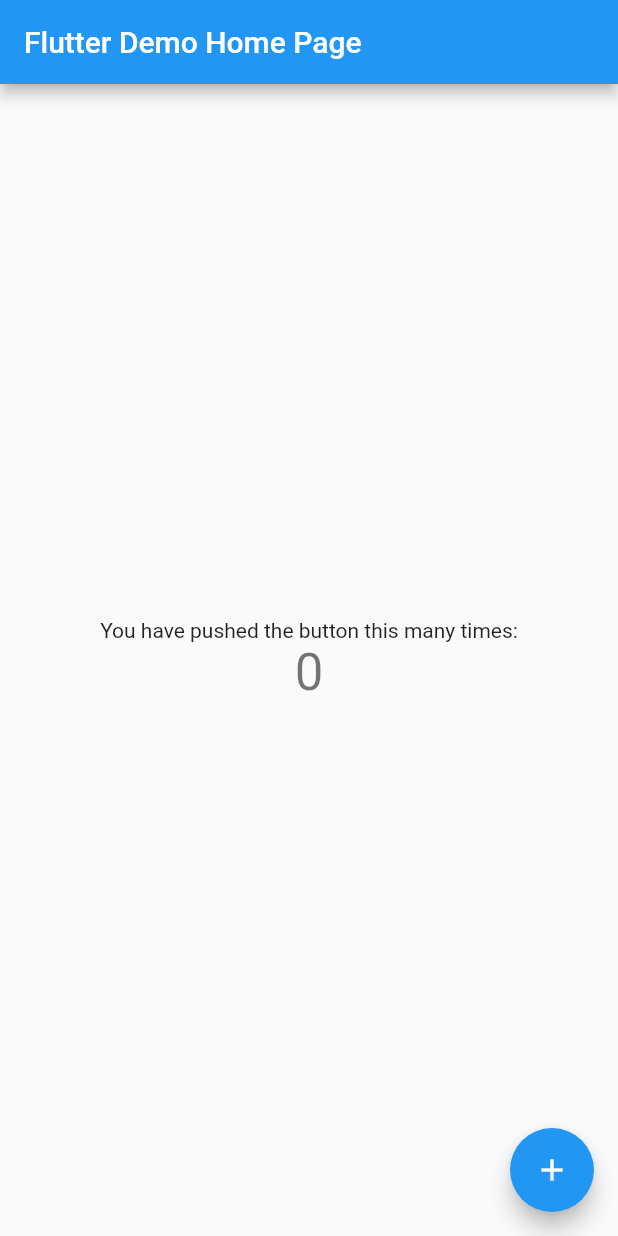
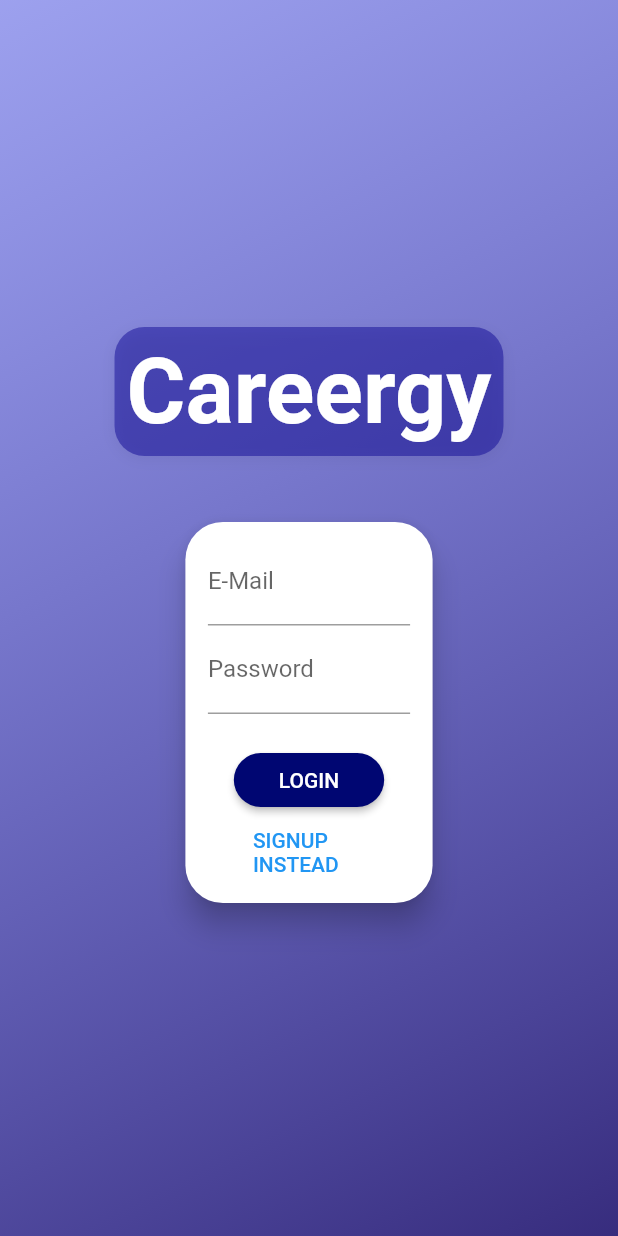
Before and after one commit to Careergy/Careergy-Company, a Flutter app: the screen it shows after launch, on a phone screen of 412 x 824 dp. Run offline on Flutter 3.47's test engine with Material 2 defaults, Android fonts, the phone set to English and light mode, and no system bars; our stand-ins replace cloud_firestore, firebase_auth, firebase_core; accounts and stored records are empty; statements that could not run were skipped.

```diff
--- a/lib/main.dart
+++ b/lib/main.dart
@@ -1,6 +1,18 @@
+import '../models/user.dart';
+import '../providers/auth_provider.dart';
+import '../screens/home_screen.dart';
+import 'package:firebase_auth/firebase_auth.dart';
 import 'package:flutter/material.dart';
+import 'package:firebase_core/firebase_core.dart';
+import 'package:provider/provider.dart';
+import 'firebase_options.dart';
+import './screens/auth/auth_screen.dart';
 
-void main() {
+Future<void> main() async {
+  WidgetsFlutterBinding.ensureInitialized();
+  await Firebase.initializeApp(
+    options: DefaultFirebaseOptions.currentPlatform,
+  );
   runApp(const MyApp());
 }
 
@@ -11,35 +23,32 @@ class MyApp extends StatelessWidget {
   @override
   Widget build(BuildContext context) {
     return MaterialApp(
-      title: 'Flutter Demo',
-      theme: ThemeData(
-        // This is the theme of your application.
-        //
-        // Try running your application with "flutter run". You'll see the
-        // application has a blue toolbar. Then, without quitting the app, try
-        // changing the primarySwatch below to Colors.green and then invoke
-        // "hot reload" (press "r" in the console where you ran "flutter run",
-        // or simply save your changes to "hot reload" in a Flutter IDE).
-        // Notice that the counter didn't reset back to zero; the application
-        // is not restarted.
-        primarySwatch: Colors.blue,
-      ),
-      home: const MyHomePage(title: 'Flutter Demo Home Page'),
-    );
+        title: 'Careergy',
+        theme: ThemeData(
+          primaryColor: const Color.fromARGB(255, 34, 22, 112)
+        ),
+        home: MultiProvider(
+          providers: [
+            ChangeNotifierProvider.value(
+              value: AuthProvider(),
+            ),
+          ],
+          child: StreamBuilder(
+            stream: FirebaseAuth.instance.authStateChanges(),
+            builder: (context, snapshot) {
+              if (snapshot.hasData || false) { // to save time add (|| true)
+                return MyHomePage(title: 'Careergy');
+              } else {
+                return AuthScreen();
+              }
+            },),
+
+        ));
   }
 }
 
 class MyHomePage extends StatefulWidget {
   const MyHomePage({super.key, required this.title});
-
-  // This widget is the home page of your application. It is stateful, meaning
-  // that it has a State object (defined below) that contains fields that affect
-  // how it looks.
-
-  // This class is the configuration for the state. It holds the values (in this
-  // case the title) provided by the parent (in this case the App widget) and
-  // used by the build method of the State. Fields in a Widget subclass are
-  // always marked "final".
 
   final String title;
 
@@ -48,68 +57,12 @@ class MyHomePage extends StatefulWidget {
 }
 
 class _MyHomePageState extends State<MyHomePage> {
-  int _counter = 0;
-
-  void _incrementCounter() {
-    setState(() {
-      // This call to setState tells the Flutter framework that something has
-      // changed in this State, which causes it to rerun the build method below
-      // so that the display can reflect the updated values. If we changed
-      // _counter without calling setState(), then the build method would not be
-      // called again, and so nothing would appear to happen.
-      _counter++;
-    });
-  }
-
   @override
   Widget build(BuildContext context) {
-    // This method is rerun every time setState is called, for instance as done
-    // by the _incrementCounter method above.
-    //
-    // The Flutter framework has been optimized to make rerunning build methods
-    // fast, so that you can just rebuild anything that needs updating rather
-    // than having to individually change instances of widgets.
     return Scaffold(
-      appBar: AppBar(
-        // Here we take the value from the MyHomePage object that was created by
-        // the App.build method, and use it to set our appbar title.
-        title: Text(widget.title),
-      ),
-      body: Center(
-        // Center is a layout widget. It takes a single child and positions it
-        // in the middle of the parent.
-        child: Column(
-          // Column is also a layout widget. It takes a list of children and
-          // arranges them vertically. By default, it sizes itself to fit its
-          // children horizontally, and tries to be as tall as its parent.
-          //
-          // Invoke "debug painting" (press "p" in the console, choose the
-          // "Toggle Debug Paint" action from the Flutter Inspector in Android
-          // Studio, or the "Toggle Debug Paint" command in Visual Studio Code)
-          // to see the wireframe for each widget.
-          //
-          // Column has various properties to control how it sizes itself and
-          // how it positions its children. Here we use mainAxisAlignment to
-          // center the children vertically; the main axis here is the vertical
-          // axis because Columns are vertical (the cross axis would be
-          // horizontal).
-          mainAxisAlignment: MainAxisAlignment.center,
-          children: <Widget>[
-            const Text(
-              'You have pushed the button this many times:',
-            ),
-            Text(
-              '$_counter',
-              style: Theme.of(context).textTheme.headlineMedium,
-            ),
-          ],
+        appBar: AppBar(
+          title: Text(widget.title),
         ),
-      ),
-      floatingActionButton: FloatingActionButton(
-        onPressed: _incrementCounter,
-        tooltip: 'Increment',
-        child: const Icon(Icons.add),
-      ), // This trailing comma makes auto-formatting nicer for build methods.
-    );
+        body: const HomeScreen());
   }
 }
--- /dev/null
+++ b/lib/models/user.dart
@@ -0,0 +1,32 @@
+import 'package:firebase_auth/firebase_auth.dart';
+import 'package:flutter/material.dart';
+import 'package:cloud_firestore/cloud_firestore.dart';
+
+class User with ChangeNotifier {
+
+  late final String   uid;
+  late final String   fname;
+  late final String   lname;
+  late final String   email;
+  late final String?  phone;
+  late final String?  photoUrl;
+  late final String?  token;
+
+  final FirebaseFirestore db = FirebaseFirestore.instance;
+
+  // User({required this.uid, required this.fname, required this.lname, required this.email, this.phone, this.photoUrl, this.token});
+
+  Future getUserInfo(String uid) async {
+    final ref = db.collection('users').doc(uid);
+    ref.get().then(
+      (DocumentSnapshot doc) {
+        final data = doc.data() as Map<String, dynamic>;
+        print(data['name']);
+      },
+      onError: (e) => print("Error getting document: $e"),
+    );
+  }
+
+
+
+}
--- /dev/null
+++ b/lib/providers/auth_provider.dart
@@ -0,0 +1,63 @@
+import 'package:firebase_auth/firebase_auth.dart';
+import 'package:cloud_firestore/cloud_firestore.dart';
+import '../models/user.dart' as usr;
+import 'package:flutter/material.dart';
+
+class AuthProvider with ChangeNotifier {
+  final FirebaseAuth _auth = FirebaseAuth.instance;
+  final FirebaseFirestore _db = FirebaseFirestore.instance;
+  late final usr.User? user;
+
+  FirebaseAuth get auth {
+    return _auth;
+  }
+
+  FirebaseFirestore get db {
+    return _db;
+  }
+
+  //sign in with email & password
+  Future login(String emailAddress, String password) async {
+    try {
+      await _auth.signInWithEmailAndPassword(email: emailAddress, password: password);
+    } on FirebaseAuthException catch (e) {
+      if (e.code == 'user-not-found') {
+        print('No user found for that email.');
+      } else if (e.code == 'wrong-password') {
+        print('Wrong password provided for that user.');
+      }
+    }
+  }
+
+  //register
+  Future signup(
+      String emailAddress, String password, String phone, String name) async {
+    try {
+      final credential =
+          await _auth.createUserWithEmailAndPassword(
+            email: emailAddress,
+            password: password,
+          );
+
+      _db.collection('users').doc(credential.user!.uid).set({
+        'name' : name,
+        'email' : emailAddress,
+        'phone' : phone
+    });
+
+    } on FirebaseAuthException catch (e) {
+      if (e.code == 'weak-password') {
+        print('The password provided is too weak.');
+      } else if (e.code == 'email-already-in-use') {
+        print('The account already exists for that email.');
+      }
+    } catch (e) {
+      print(e);
+    }
+  }
+
+  //log out
+  Future<void> logout() async {
+    await _auth.signOut();
+  }
+}
--- /dev/null
+++ b/lib/screens/auth/auth_screen.dart
@@ -0,0 +1,384 @@
+import 'package:careergy_mobile/providers/auth_provider.dart';
+import 'package:flutter/material.dart';
+import 'package:provider/provider.dart';
+
+enum AuthMode { Signup, Login }
+
+class AuthScreen extends StatelessWidget {
+  static const routeName = '/auth';
+
+  const AuthScreen({Key? key}) : super(key: key);
+
+  @override
+  Widget build(BuildContext context) {
+    final deviceSize = MediaQuery.of(context).size;
+    return Scaffold(
+      // resizeToAvoidBottomInset: false,
+      body: Stack(
+        children: <Widget>[
+          Container(
+            decoration: BoxDecoration(
+              gradient: LinearGradient(
+                colors: [
+                  const Color.fromARGB(255, 64, 72, 226).withOpacity(0.5),
+                  const Color.fromARGB(255, 34, 22, 112).withOpacity(0.9),
+                ],
+                begin: Alignment.topLeft,
+                end: Alignment.bottomRight,
+                stops: const [0, 1],
+              ),
+            ),
+          ),
+          SingleChildScrollView(
+            child: Container(
+              height: deviceSize.height,
+              width: deviceSize.width,
+              child: Column(
+                mainAxisAlignment: MainAxisAlignment.center,
+                crossAxisAlignment: CrossAxisAlignment.center,
+                children: <Widget>[
+                  Flexible(
+                    child: Container(
+                      margin: const EdgeInsets.only(bottom: 40.0),
+                      padding: const EdgeInsets.symmetric(
+                          vertical: 8.0, horizontal: 8.0),
+                      decoration: BoxDecoration(
+                        borderRadius: BorderRadius.circular(20),
+                        color: const Color.fromARGB(117, 7, 0, 145),
+                        boxShadow: const [
+                          BoxShadow(
+                            blurRadius: 8,
+                            color: Color.fromARGB(15, 0, 0, 0),
+                            offset: Offset(0, 2),
+                          )
+                        ],
+                      ),
+                      child: const Text(
+                        'Careergy',
+                        style: TextStyle(
+                          color: Colors.white,
+                          fontSize: 60,
+                          // fontFamily: 'Anton',
+                          fontWeight: FontWeight.bold,
+                        ),
+                      ),
+                    ),
+                  ),
+                  Flexible(
+                    flex: deviceSize.width > 600 ? 2 : 1,
+                    child: const AuthCard(),
+                  ),
+                ],
+              ),
+            ),
+          ),
+        ],
+      ),
+    );
+  }
+}
+
+class AuthCard extends StatefulWidget {
+  const AuthCard({
+    Key? key,
+  }) : super(key: key);
+
+  @override
+  _AuthCardState createState() => _AuthCardState();
+}
+
+class _AuthCardState extends State<AuthCard> {
+  final GlobalKey<FormState> _formKey = GlobalKey();
+  AuthMode _authMode = AuthMode.Login;
+  Map<String, String> _authData = {
+    'email': '',
+    'password': '',
+    'name': '',
+    'phone': ''
+  };
+  var _isLoading = false;
+  final _passwordController = TextEditingController();
+
+  void _showErrorDialog(String message) {
+    showDialog(
+      context: context,
+      builder: (ctx) => AlertDialog(
+        title: const Text('An Error Occurred!'),
+        content: Text(message),
+        actions: <Widget>[
+          TextButton(
+            child: const Text('Okay'),
+            onPressed: () {
+              Navigator.of(ctx).pop();
+            },
+          )
+        ],
+      ),
+    );
+  }
+
+  Future<void> _submit() async {
+    if (!_formKey.currentState!.validate()) {
+      // Invalid!
+      return;
+    }
+    _formKey.currentState!.save();
+    setState(() {
+      _isLoading = true;
+    });
+    try {
+      if (_authMode == AuthMode.Login) {
+        // Log user in
+        await Provider.of<AuthProvider>(context, listen: false).login(
+          _authData['email'] ?? '',
+          _authData['password'] ?? '',
+        );
+      } else {
+        // Sign user up
+        await Provider.of<AuthProvider>(context, listen: false).signup(
+          _authData['email'] ?? '',
+          _authData['password'] ?? '',
+          _authData['phone'] ?? '',
+          _authData['name'] ?? '',
+        );
+      }
+    } on Exception catch (error) {
+      var errorMessage = 'Authentication failed';
+      if (error.toString().contains('EMAIL_EXISTS')) {
+        errorMessage = 'This email address is already in use.';
+      } else if (error.toString().contains('INVALID_EMAIL')) {
+        errorMessage = 'This is not a valid email address';
+      } else if (error.toString().contains('WEAK_PASSWORD')) {
+        errorMessage = 'This password is too weak.';
+      } else if (error.toString().contains('EMAIL_NOT_FOUND')) {
+        errorMessage = 'Could not find a user with that email.';
+      } else if (error.toString().contains('INVALID_PASSWORD')) {
+        errorMessage = 'Invalid password.';
+      }
+      _showErrorDialog(errorMessage);
+    } catch (error) {
+      const errorMessage =
+          'Could not authenticate you. Please try again later.';
+      _showErrorDialog(errorMessage);
+    }
+
+    setState(() {
+      _isLoading = false;
+    });
+  }
+
+  void _switchAuthMode() {
+    if (_authMode == AuthMode.Login) {
+      setState(() {
+        _authMode = AuthMode.Signup;
+      });
+    } else {
+      setState(() {
+        _authMode = AuthMode.Login;
+      });
+    }
+  }
+
+  @override
+  Widget build(BuildContext context) {
+    final deviceSize = MediaQuery.of(context).size;
+    return Card(
+      shape: RoundedRectangleBorder(
+        borderRadius: BorderRadius.circular(25.0),
+      ),
+      elevation: 8.0,
+      child: Container(
+        // height: _authMode == AuthMode.Signup ? deviceSize.height * 0.60 : 260,
+        width: deviceSize.width * 0.40,
+        padding: const EdgeInsets.symmetric(horizontal: 15.0, vertical: 10.0),
+        child: Form(
+          key: _formKey,
+          child: SingleChildScrollView(
+            child: Column(
+              children: _authMode == AuthMode.Signup
+                  ? <Widget>[
+                      TextFormField(
+                        decoration: const InputDecoration(labelText: 'Name'),
+                        onSaved: (value) {
+                          _authData['name'] = value!;
+                        },
+                        validator: (value) {
+                          if (value!.isEmpty || value.length < 2) {
+                            return 'Nmae is too short!';
+                          }
+                        },
+                      ),
+                      TextFormField(
+                        decoration:
+                            const InputDecoration(labelText: 'Phone Number'),
+                        keyboardType: TextInputType.phone,
+                        onSaved: (value) {
+                          _authData['phone'] = value!;
+                        },
+                        validator: (value) {
+                          if (value!.isEmpty || value.length < 10) {
+                            return 'Invalid phone number!';
+                          }
+                        },
+                      ),
+                      TextFormField(
+                        decoration: const InputDecoration(labelText: 'E-Mail'),
+                        keyboardType: TextInputType.emailAddress,
+                        validator: (value) {
+                          if (value!.isEmpty || !value.contains('@')) {
+                            return 'Invalid email!';
+                          }
+                          return null;
+                        },
+                        onSaved: (value) {
+                          _authData['email'] = value!;
+                        },
+                      ),
+                      TextFormField(
+                        decoration:
+                            const InputDecoration(labelText: 'Password'),
+                        obscureText: true,
+                        controller: _passwordController,
+                        validator: (value) {
+                          if (value!.isEmpty || value.length < 2) {
+                            return 'Password is too short!';
+                          }
+                        },
+                        onSaved: (value) {
+                          _authData['password'] = value!;
+                        },
+                      ),
+                      if (_authMode == AuthMode.Signup)
+                        TextFormField(
+                          enabled: _authMode == AuthMode.Signup,
+                          decoration: const InputDecoration(
+                              labelText: 'Confirm Password'),
+                          obscureText: true,
+                          validator: _authMode == AuthMode.Signup
+                              ? (value) {
+                                  if (value != _passwordController.text) {
+                                    return 'Passwords do not match!';
+                                  }
+                                }
+                              : null,
+                        ),
+                      const SizedBox(
+                        height: 20,
+                      ),
+                      if (_isLoading)
+                        const CircularProgressIndicator()
+                      else
+                        ElevatedButton(
+                          onPressed: _submit,
+                          style: ButtonStyle(
+                            shape: MaterialStatePropertyAll(
+                              RoundedRectangleBorder(
+                                borderRadius: BorderRadius.circular(30),
+                              ),
+                            ),
+                            backgroundColor: MaterialStateProperty.all<Color>(
+                                const Color.fromARGB(255, 0, 6, 114)),
+                            padding: const MaterialStatePropertyAll(
+                              EdgeInsets.symmetric(
+                                  horizontal: 30.0, vertical: 8.0),
+                            ),
+                          ),
+                          child: Text(
+                            _authMode == AuthMode.Login ? 'LOGIN' : 'SIGN UP',
+                            style: const TextStyle(
+                                color: Color.fromARGB(255, 255, 255, 255)),
+                          ),
+                        ),
+                      TextButton(
+                        onPressed: _switchAuthMode,
+                        child: Text(
+                            '${_authMode == AuthMode.Login ? 'SIGNUP' : 'LOGIN'} INSTEAD'),
+                      ),
+                    ]
+                  : <Widget>[
+                      TextFormField(
+                        decoration: const InputDecoration(labelText: 'E-Mail'),
+                        keyboardType: TextInputType.emailAddress,
+                        validator: (value) {
+                          if (value!.isEmpty || !value.contains('@')) {
+                            return 'Invalid email!';
+                          }
+                          return null;
+                        },
+                        onSaved: (value) {
+                          _authData['email'] = value!;
+                        },
+                      ),
+                      TextFormField(
+                        decoration:
+                            const InputDecoration(labelText: 'Password'),
+                        obscureText: true,
+                        controller: _passwordController,
+                        validator: (value) {
+                          if (value!.isEmpty || value.length < 2) {
+                            return 'Password is too short!';
+                          }
+                        },
+                        onSaved: (value) {
+                          _authData['password'] = value!;
+                        },
+                      ),
+                      if (_authMode == AuthMode.Signup)
+                        TextFormField(
+                          enabled: _authMode == AuthMode.Signup,
+                          decoration: const InputDecoration(
+                              labelText: 'Confirm Password'),
+                          obscureText: true,
+                          validator: _authMode == AuthMode.Signup
+                              ? (value) {
+                                  if (value != _passwordController.text) {
+                                    return 'Passwords do not match!';
+                                  }
+                                }
+                              : null,
+                        ),
+                      const SizedBox(
+                        height: 20,
+                      ),
+                      if (_isLoading)
+                        const CircularProgressIndicator()
+                      else
+                        ElevatedButton(
+                          onPressed: _submit,
+                          style: ButtonStyle(
+                            shape: MaterialStatePropertyAll(
+                              RoundedRectangleBorder(
+                                borderRadius: BorderRadius.circular(30),
+                              ),
+                            ),
+                            backgroundColor: MaterialStateProperty.all<Color>(
+                                const Color.fromARGB(255, 0, 6, 114)),
+                            padding: const MaterialStatePropertyAll(
+                              EdgeInsets.symmetric(
+                                  horizontal: 30.0, vertical: 8.0),
+                            ),
+                          ),
+                          child: Text(
+                            _authMode == AuthMode.Login ? 'LOGIN' : 'SIGN UP',
+                            style: const TextStyle(
+                                color: Color.fromARGB(255, 255, 255, 255)),
+                          ),
+                        ),
+                      TextButton(
+                        onPressed: _switchAuthMode,
+                        style: const ButtonStyle(
+                            padding: MaterialStatePropertyAll(
+                                EdgeInsets.symmetric(
+                                    horizontal: 30.0, vertical: 4))),
+                        // textColor: Theme.of(context).primaryColor,
+                        child: Text(
+                            '${_authMode == AuthMode.Login ? 'SIGNUP' : 'LOGIN'} INSTEAD'),
+                      ),
+                    ],
+            ),
+          ),
+        ),
+      ),
+    );
+  }
+}
--- a/pubspec.yaml
+++ b/pubspec.yaml
@@ -1,4 +1,4 @@
-name: company
+name: careergy_mobile
 description: A new Flutter project.
 # The following line prevents the package from being accidentally published to
 # pub.dev using `flutter pub publish`. This is preferred for private packages.
@@ -30,11 +30,15 @@ environment:
 dependencies:
   flutter:
     sdk: flutter
+  firebase_core: ^2.4.1
+  provider: ^6.0.5
 
 
   # The following adds the Cupertino Icons font to your application.
   # Use with the CupertinoIcons class for iOS style icons.
   cupertino_icons: ^1.0.2
+  firebase_auth: ^4.2.5
+  cloud_firestore: ^4.3.1
 
 dev_dependencies:
   flutter_test:
```
Also changed, not shown: lib/screens/home_screen.dart (added, +23 -0 lines), lib/firebase_options.dart (added), pubspec.lock, 6 other files.
